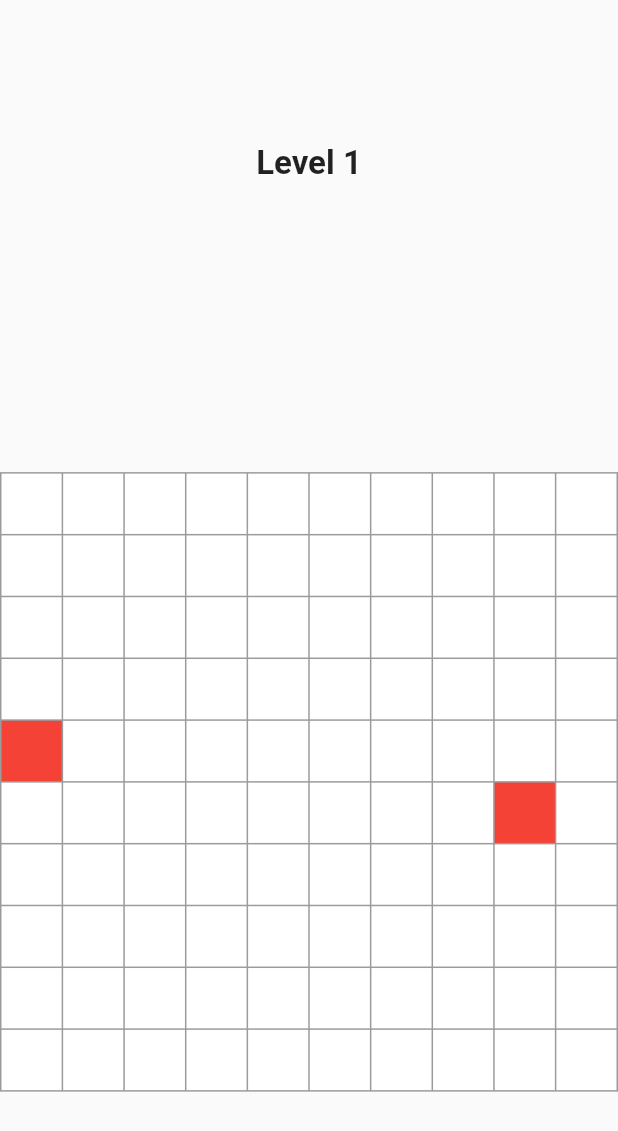
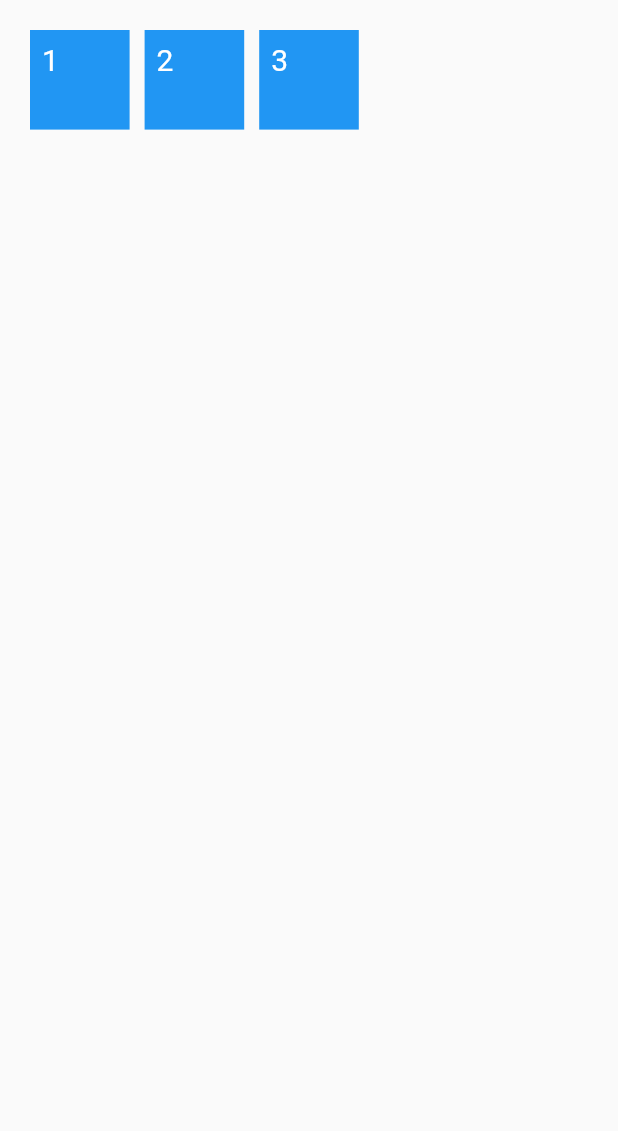
Before and after one commit to schmeff/block-drop, a Flutter app: the screen it shows after launch, on a phone screen of 412 x 824 dp. Shown: the top 1131 px of the screen. Run offline on Flutter 3.47's test engine with Material 2 defaults, Android fonts, the phone set to English and light mode, and no system bars.

Commit message:
Added in the levels screen and navigation to a level

```diff
--- /dev/null
+++ b/lib/data/levels_data.dart
@@ -0,0 +1,43 @@
+class LevelsData {
+  static Map<int, Object> levels = {
+    1: {
+      "number": 1,
+      "levelDimensions": {"rows": 5, "columns": 5},
+      "enemies": [
+        {
+          "id": 0,
+          "position": {"row": 4, "column": 0},
+          "status": 1,
+          "route": [0, 0, 1, 1]
+        }
+      ],
+      "blockCount": 5
+    },
+    2: {
+      "number": 1,
+      "levelDimensions": {"rows": 5, "columns": 5},
+      "enemies": [
+        {
+          "id": 0,
+          "position": {"row": 4, "column": 0},
+          "status": 1,
+          "route": [0, 0, 1, 1]
+        }
+      ],
+      "blockCount": 5
+    },
+    3: {
+      "number": 1,
+      "levelDimensions": {"rows": 5, "columns": 5},
+      "enemies": [
+        {
+          "id": 0,
+          "position": {"row": 4, "column": 0},
+          "status": 1,
+          "route": [0, 0, 1, 1]
+        }
+      ],
+      "blockCount": 5
+    },
+  };
+}
--- a/lib/main.dart
+++ b/lib/main.dart
@@ -2,21 +2,22 @@ import 'package:flutter/material.dart';
 import 'package:provider/provider.dart';
 
 import './screens/game_screen.dart';
+import './screens/level_select_screen.dart';
 
-import 'providers/map.dart';
-import 'providers/level.dart';
+import './providers/map.dart';
+import './providers/levels.dart';
 
 void main() {
   runApp(MultiProvider(
     child: MyApp(),
     providers: [
       ChangeNotifierProvider(
-        create: (ctx) => Level(
-          LevelDimensions(10, 10),
-        ),
+        create: (ctx) => Levels(),
       ),
-      ChangeNotifierProvider(
-        create: (ctx) => Map(10, 10),
+      ChangeNotifierProxyProvider<Levels, Map>(
+        create: (ctx) => Map(null),
+        update: (ctx, levels, map) =>
+            Map(levels.getLevel(levels.currentLevelNumber)),
       ),
     ],
   ));
@@ -32,7 +33,11 @@ class MyApp extends StatelessWidget {
         primarySwatch: Colors.blue,
         visualDensity: VisualDensity.adaptivePlatformDensity,
       ),
-      home: GameScreen(),
+      home: LevelSelectScreen(),
+      routes: {
+        LevelSelectScreen.routeName: (ctx) => LevelSelectScreen(),
+        GameScreen.routeName: (ctx) => GameScreen(),
+      },
     );
   }
 }
--- a/lib/providers/level.dart
+++ b/lib/providers/level.dart
@@ -14,13 +14,31 @@ class LevelDimensions {
   int get columns {
     return this._columns;
   }
+
+  Map toJson() => {
+    'rows': this._rows,
+    'columns': this._columns
+  };
 }
 
 class Level with ChangeNotifier{
-  LevelDimensions _levelDimensions = LevelDimensions(0, 0);
-  List<Block> _enemies = List();
+  final int _number;
+  final LevelDimensions _levelDimensions;
+  final List<Block> _enemies;
+  final int _blockCount;
 
-  Level(this._levelDimensions);
+  Level(this._number, this._levelDimensions, this._enemies, this._blockCount);
+
+  Map toJson() => {
+    'number': this._number,
+    'levelDimensions': this._levelDimensions != null? this._levelDimensions.toJson() : null,
+    'enemies': this._enemies != null? this._enemies.map((e) => e.toJson()).toList() : null,
+    'blockCount': this._blockCount
+  };
+
+  int get number{
+    return this._number;
+  }
 
   LevelDimensions get levelDimensions {
     return this._levelDimensions;
@@ -29,4 +47,8 @@ class Level with ChangeNotifier{
   List<Block> get enemies{
     return this._enemies;
   }
+
+  int get blockCount{
+    return this._blockCount;
+  }
 }
--- /dev/null
+++ b/lib/providers/levels.dart
@@ -0,0 +1,29 @@
+import 'package:flutter/material.dart';
+
+import './level.dart';
+
+import '../data/levels_data.dart';
+
+import '../utility/level_converter.dart';
+
+
+class Levels with ChangeNotifier{
+  int _currentLevelNumber;
+
+  int get currentLevelNumber{
+    return this._currentLevelNumber;
+  }
+
+  void setCurrentLevelNumber(int n){
+    this._currentLevelNumber = n;
+    notifyListeners();
+  }
+
+  List<int> get levels{
+    return LevelsData.levels.keys.toList();
+  }
+
+  Level getLevel(int number){
+    return LevelConverter.getLevel(number);
+  }
+}
--- a/lib/providers/map.dart
+++ b/lib/providers/map.dart
@@ -3,24 +3,30 @@ import 'dart:async';
 import 'package:flutter/material.dart';
 
 import './block.dart';
+import './level.dart';
 
 class Map with ChangeNotifier {
   List<List<Block>> _map;
   List<Block> _enemies = List();
+  int _blockCount;
 
   List<List<Block>> get map {
     return this._map;
   }
 
-  Map(int rows, int columns) {
-    _enemies.add(Block(Position(5, 0), BlockStatus.ENEMY,
-        [Direction.UP, Direction.UP, Direction.DOWN, Direction.DOWN], 0));
-    _enemies.add(Block(Position(5, 9), BlockStatus.ENEMY,
-        [Direction.LEFT, Direction.LEFT, Direction.RIGHT, Direction.RIGHT], 1));
-    if (rows > 0 && columns > 0) {
-      _buildMap(rows, columns);
-      _placeEnemies();
+  Map(Level level) {
+    if (level != null) {
+      this._enemies = level.enemies;
+      this._blockCount = level.blockCount;
+      if (level.levelDimensions.rows > 0 && level.levelDimensions.columns > 0) {
+        _buildMap(level.levelDimensions.rows, level.levelDimensions.columns);
+        _placeEnemies();
+      }
     }
+  }
+
+  int get blockCount {
+    return this._blockCount;
   }
 
   _buildMap(int rows, int columns) {
--- a/lib/screens/game_screen.dart
+++ b/lib/screens/game_screen.dart
@@ -3,13 +3,13 @@ import 'package:flutter/material.dart';
 import '../widgets/map_layout.dart';
 
 class GameScreen extends StatefulWidget {
+  static const routeName = '/game';
+
   @override
   _GameScreenState createState() => _GameScreenState();
 }
 
 class _GameScreenState extends State<GameScreen> {
-  var sliderVal = 0.0;
-
   @override
   Widget build(BuildContext context) {
     return Scaffold(
--- /dev/null
+++ b/lib/screens/level_select_screen.dart
@@ -0,0 +1,14 @@
+import 'package:flutter/material.dart';
+
+import '../widgets/levels_grid.dart';
+
+class LevelSelectScreen extends StatelessWidget {
+  static const routeName = '/level-select';
+
+  @override
+  Widget build(BuildContext context) {
+    return Scaffold(
+      body: LevelsGrid()
+    );
+  }
+}
--- /dev/null
+++ b/lib/widgets/levels_grid.dart
@@ -0,0 +1,22 @@
+import 'package:flutter/material.dart';
+import 'package:provider/provider.dart';
+
+import '../providers/levels.dart';
+
+import './levels_grid_item.dart';
+
+class LevelsGrid extends StatelessWidget {
+  @override
+  Widget build(BuildContext context) {
+    return GridView.count(
+      crossAxisCount: 5,
+      crossAxisSpacing: 10,
+      mainAxisSpacing: 10,
+      padding: const EdgeInsets.all(20.0),
+      children: Provider.of<Levels>(context, listen: false)
+          .levels
+          .map((levelNumber) => LevelsGridItem(levelNumber))
+          .toList(),
+    );
+  }
+}
--- /dev/null
+++ b/lib/widgets/levels_grid_item.dart
@@ -0,0 +1,30 @@
+import 'package:flutter/material.dart';
+import 'package:provider/provider.dart';
+
+import '../screens/game_screen.dart';
+
+import '../providers/levels.dart';
+
+class LevelsGridItem extends StatelessWidget {
+  final int levelNumber;
+
+  LevelsGridItem(this.levelNumber);
+
+  @override
+  Widget build(BuildContext context) {
+    return InkWell(
+      child: Container(
+        padding: const EdgeInsets.all(8.0),
+        child: Text(
+          levelNumber.toString(),
+          style: TextStyle(color: Colors.white, fontSize: 20),
+        ),
+        color: Theme.of(context).primaryColor,
+      ),
+      onTap: (){
+        Provider.of<Levels>(context, listen: false).setCurrentLevelNumber(this.levelNumber);
+        Navigator.of(context).pushNamed(GameScreen.routeName);
+      },
+    );
+  }
+}
```
Also changed, not shown: lib/providers/block.dart (+14 -2 lines), lib/utility/level_converter.dart (added, +38 -0 lines).
